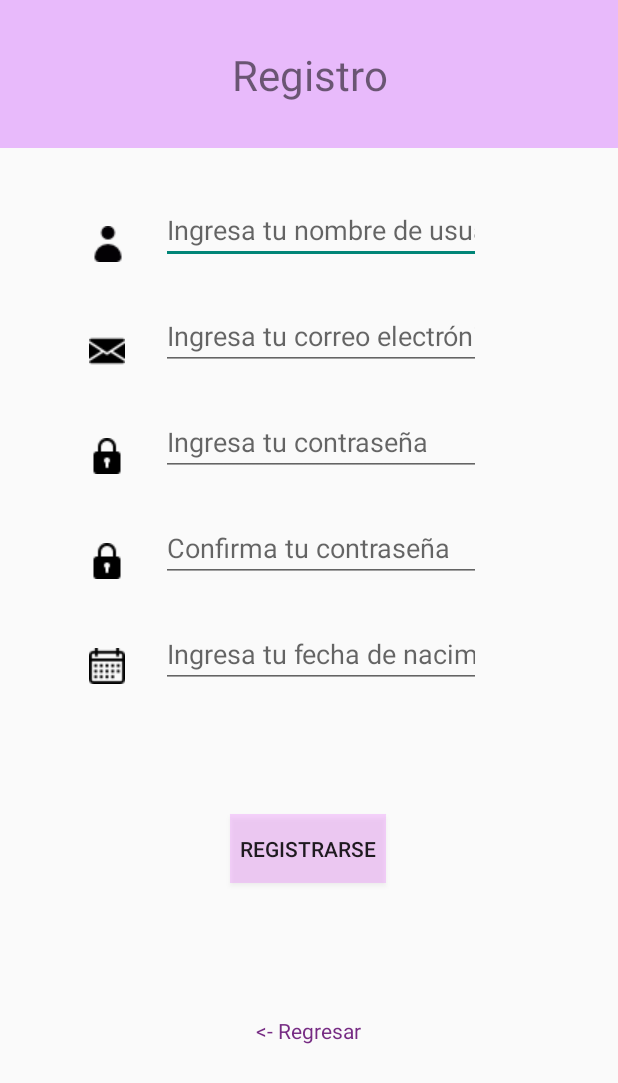
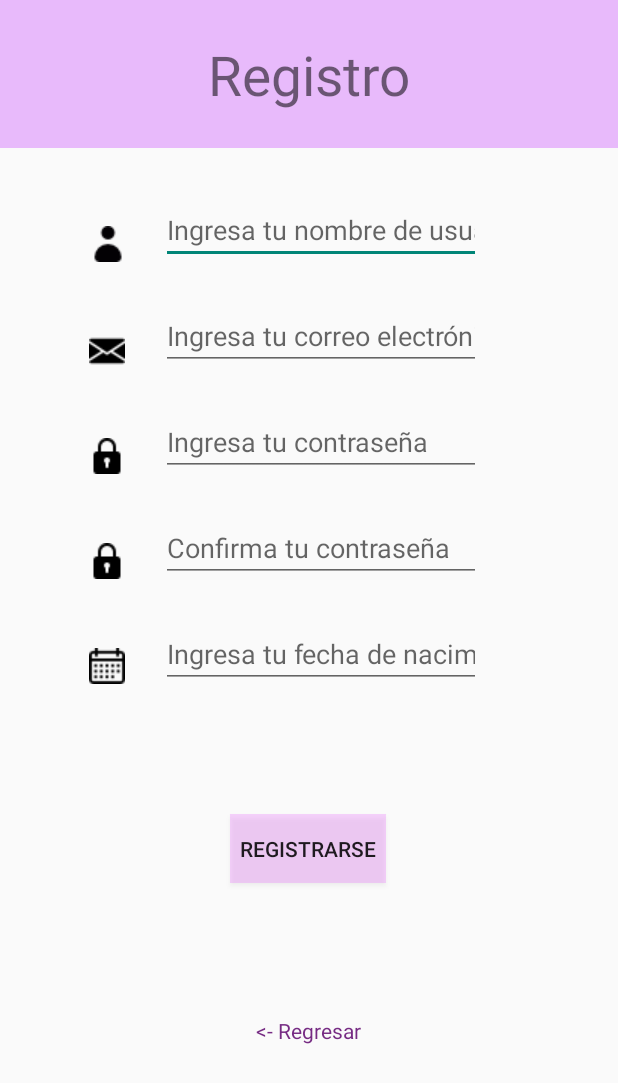
Before and after one commit to fedoTR/DismovProject, an Android app: the Register screen opened directly, with no data from a screen before it, on a phone screen of 412 x 824 dp. Shown: the top 1083 px of the screen. Run offline under Robolectric (Android 15) with nearby library versions, the phone set to English and light mode, and no system bars; our stand-ins replace Firebase (no records; nobody signed in at launch, a user with empty details on screens opened directly).

```diff
--- a/app/src/main/res/layout/activity_register.xml
+++ b/app/src/main/res/layout/activity_register.xml
@@ -22,8 +22,10 @@
 
         <TextView
             android:id="@+id/RegisterTitle"
-            android:layout_width="115dp"
-            android:layout_height="38dp"
+            android:layout_width="0dp"
+            android:layout_height="0dp"
+            app:layout_constraintWidth_percent="0.5"
+            app:layout_constraintHeight_percent="0.5"
             android:autoSizeTextType="uniform"
             android:gravity="center_horizontal"
             android:text="@string/RegisterTitle"
```
